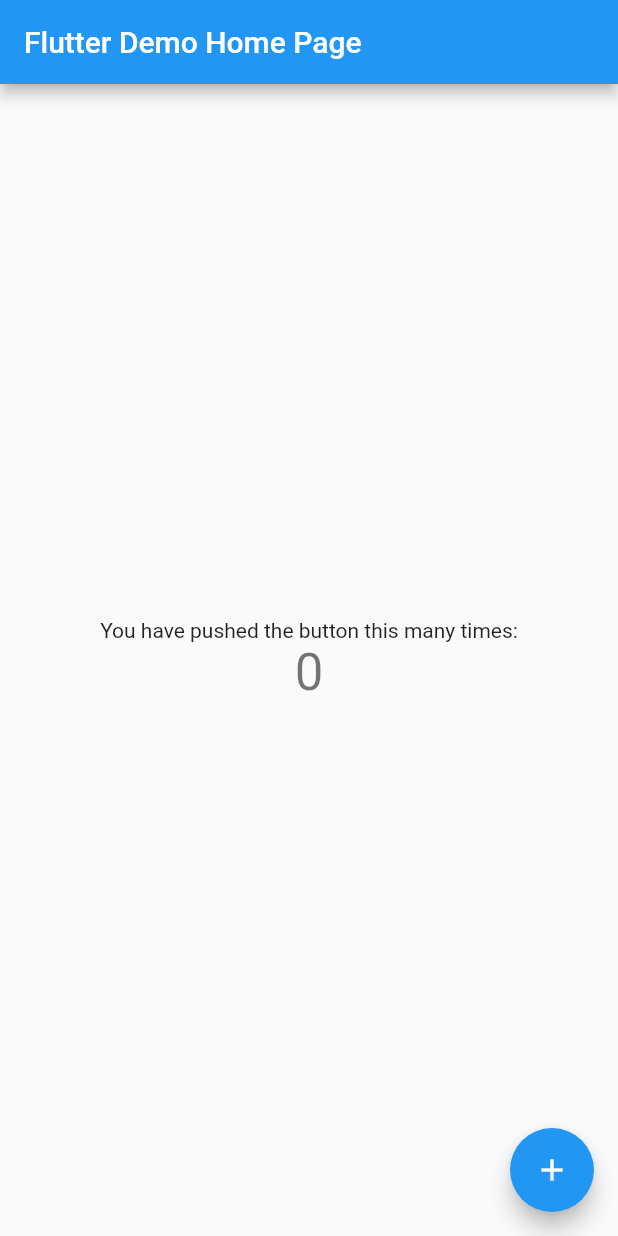
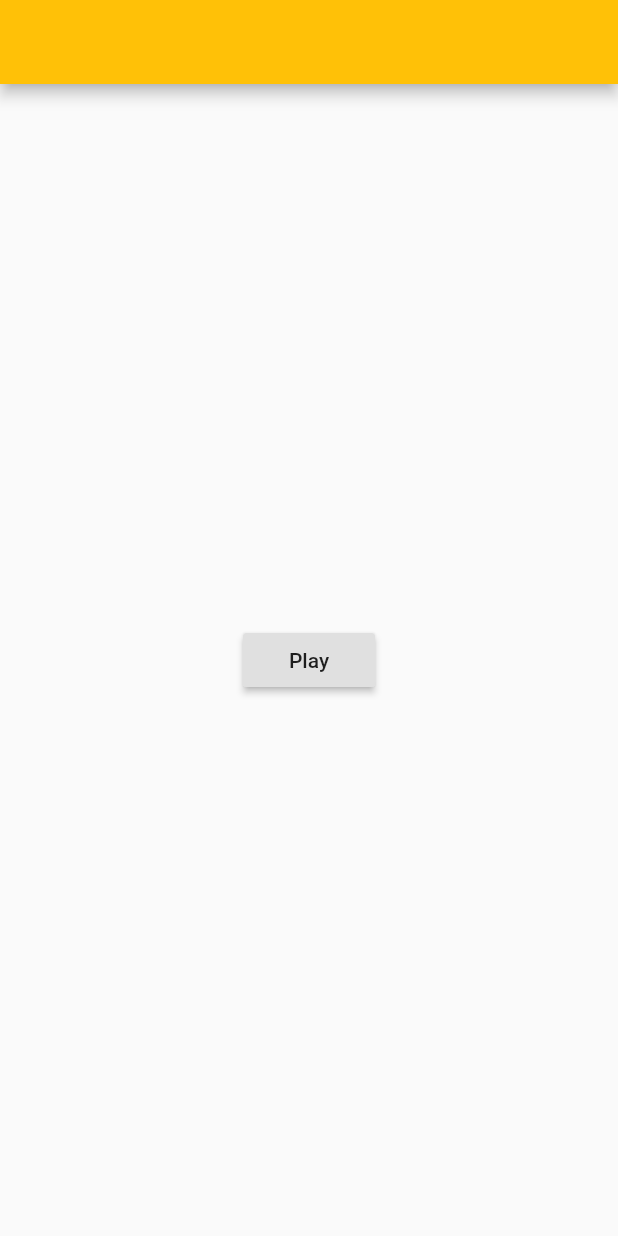
Before and after one commit to staticeye/pocketgames, a Flutter app: the screen it shows after launch, on a phone screen of 412 x 824 dp. Run offline on Flutter 3.47's test engine with Material 2 defaults, Android fonts, the phone set to English and light mode, and no system bars.

Commit message:
Application Layout Created

```diff
--- a/pocketgames_app/lib/main.dart
+++ b/pocketgames_app/lib/main.dart
@@ -1,4 +1,5 @@
 import 'package:flutter/material.dart';
+import 'mainScreen.dart';
 
 void main() => runApp(MyApp());
 
@@ -7,105 +8,13 @@
   @override
   Widget build(BuildContext context) {
     return MaterialApp(
+      debugShowCheckedModeBanner: false,
       title: 'Flutter Demo',
       theme: ThemeData(
-        // This is the theme of your application.
-        //
-        // Try running your application with "flutter run". You'll see the
-        // application has a blue toolbar. Then, without quitting the app, try
-        // changing the primarySwatch below to Colors.green and then invoke
-        // "hot reload" (press "r" in the console where you ran "flutter run",
-        // or simply save your changes to "hot reload" in a Flutter IDE).
-        // Notice that the counter didn't reset back to zero; the application
-        // is not restarted.
+        primaryColor: Colors.amber,
         primarySwatch: Colors.blue,
       ),
-      home: MyHomePage(title: 'Flutter Demo Home Page'),
+      home: MainScreen(),
     );
   }
 }
-
-class MyHomePage extends StatefulWidget {
-  MyHomePage({Key key, this.title}) : super(key: key);
-
-  // This widget is the home page of your application. It is stateful, meaning
-  // that it has a State object (defined below) that contains fields that affect
-  // how it looks.
-
-  // This class is the configuration for the state. It holds the values (in this
-  // case the title) provided by the parent (in this case the App widget) and
-  // used by the build method of the State. Fields in a Widget subclass are
-  // always marked "final".
-
-  final String title;
-
-  @override
-  _MyHomePageState createState() => _MyHomePageState();
-}
-
-class _MyHomePageState extends State<MyHomePage> {
-  int _counter = 0;
-
-  void _incrementCounter() {
-    setState(() {
-      // This call to setState tells the Flutter framework that something has
-      // changed in this State, which causes it to rerun the build method below
-      // so that the display can reflect the updated values. If we changed
-      // _counter without calling setState(), then the build method would not be
-      // called again, and so nothing would appear to happen.
-      _counter++;
-    });
-  }
-
-  @override
-  Widget build(BuildContext context) {
-    // This method is rerun every time setState is called, for instance as done
-    // by the _incrementCounter method above.
-    //
-    // The Flutter framework has been optimized to make rerunning build methods
-    // fast, so that you can just rebuild anything that needs updating rather
-    // than having to individually change instances of widgets.
-    return Scaffold(
-      appBar: AppBar(
-        // Here we take the value from the MyHomePage object that was created by
-        // the App.build method, and use it to set our appbar title.
-        title: Text(widget.title),
-      ),
-      body: Center(
-        // Center is a layout widget. It takes a single child and positions it
-        // in the middle of the parent.
-        child: Column(
-          // Column is also a layout widget. It takes a list of children and
-          // arranges them vertically. By default, it sizes itself to fit its
-          // children horizontally, and tries to be as tall as its parent.
-          //
-          // Invoke "debug painting" (press "p" in the console, choose the
-          // "Toggle Debug Paint" action from the Flutter Inspector in Android
-          // Studio, or the "Toggle Debug Paint" command in Visual Studio Code)
-          // to see the wireframe for each widget.
-          //
-          // Column has various properties to control how it sizes itself and
-          // how it positions its children. Here we use mainAxisAlignment to
-          // center the children vertically; the main axis here is the vertical
-          // axis because Columns are vertical (the cross axis would be
-          // horizontal).
-          mainAxisAlignment: MainAxisAlignment.center,
-          children: <Widget>[
-            Text(
-              'You have pushed the button this many times:',
-            ),
-            Text(
-              '$_counter',
-              style: Theme.of(context).textTheme.display1,
-            ),
-          ],
-        ),
-      ),
-      floatingActionButton: FloatingActionButton(
-        onPressed: _incrementCounter,
-        tooltip: 'Increment',
-        child: Icon(Icons.add),
-      ), // This trailing comma makes auto-formatting nicer for build methods.
-    );
-  }
-}
--- /dev/null
+++ b/pocketgames_app/lib/mainScreen.dart
@@ -0,0 +1,24 @@
+import 'package:flutter/material.dart';
+import 'gameSelection.dart';
+
+class MainScreen extends StatelessWidget {
+  @override
+  Widget build(BuildContext context) {
+    return Scaffold(
+      appBar: AppBar(
+        backgroundColor: Colors.amber,
+      ),
+      body: Center(
+        child: RaisedButton(
+          child: Text(
+            "Play"
+          ),
+          onPressed: (){
+            Navigator.push(context, MaterialPageRoute(builder: (context)=>GameSelection()),
+            );
+          },
+        ),
+      ),
+    );
+  }
+}
```
Also changed, not shown: pocketgames_app/lib/gameSelection.dart (added, +25 -0 lines), pocketgames_app/lib/ticTacToeGame.dart (added, +12 -0 lines), 1 other file.
